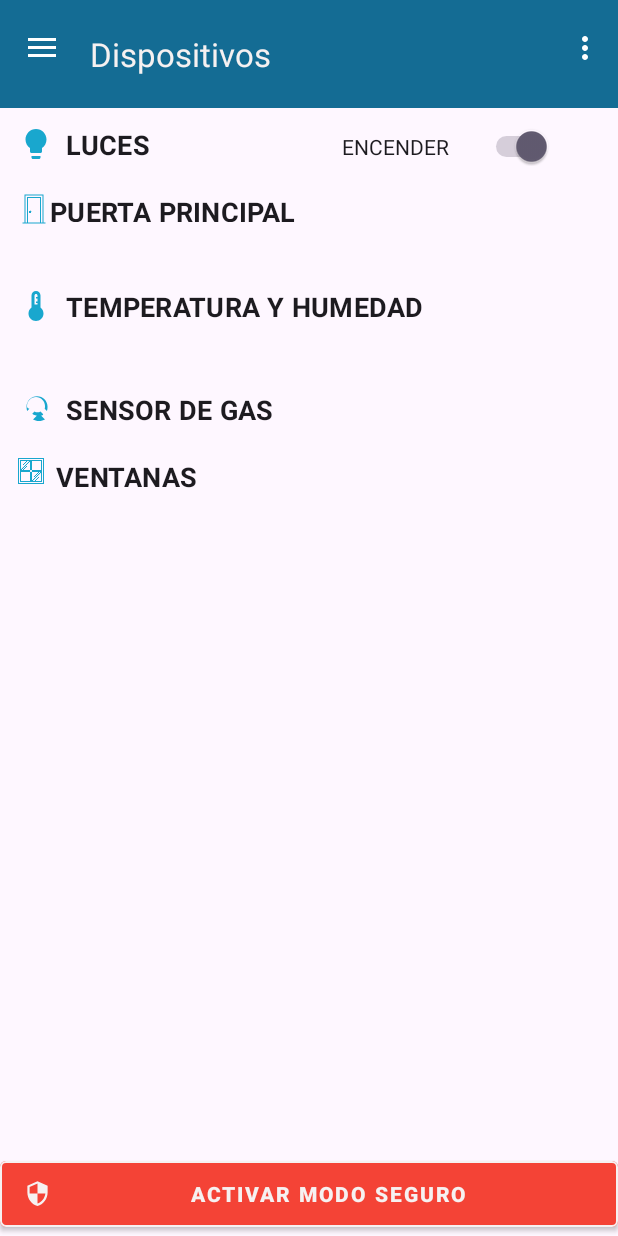
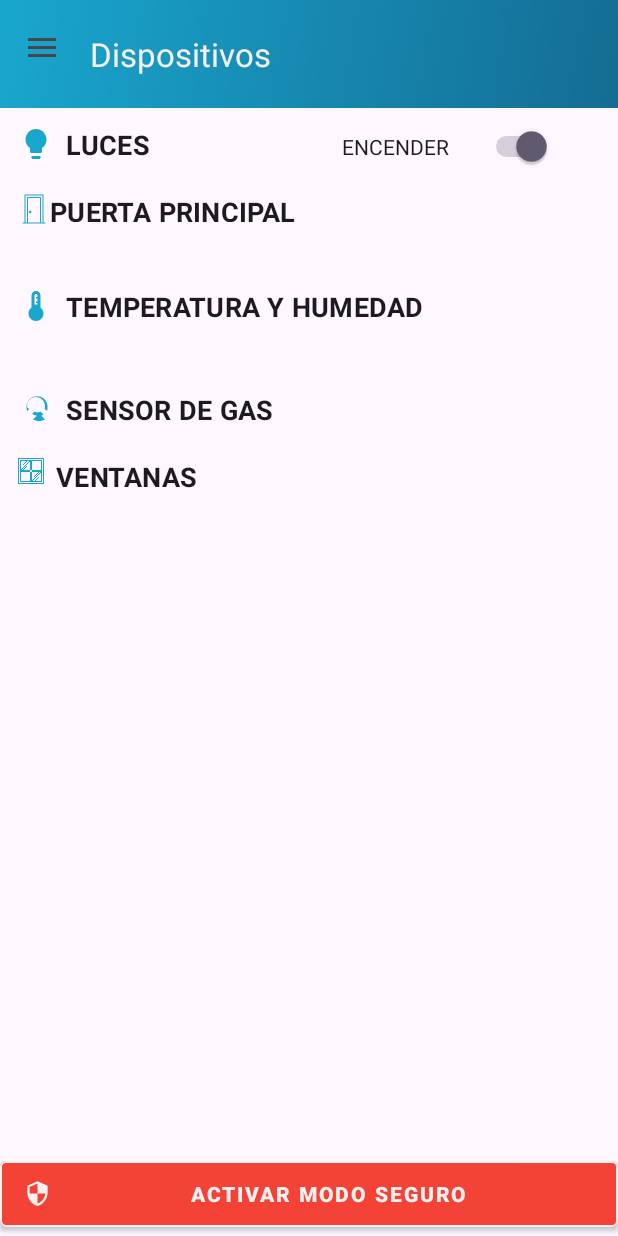
Before and after one commit to RaquelVentura/SmartHouse, an Android app: the MenuActivity screen opened directly, with no data from a screen before it, in the side drawer, after a tap on "Dispositivos", on a phone screen of 412 x 824 dp. Run offline under Robolectric (Android 15) with nearby library versions, the phone set to English and light mode, and no system bars; our stand-ins replace Firebase (no records; nobody signed in at launch, a user with empty details on screens opened directly), navigation-ui; pictures from the network do not load.

```diff
--- a/app/src/main/res/layout/app_bar_menu.xml
+++ b/app/src/main/res/layout/app_bar_menu.xml
@@ -10,14 +10,12 @@
     <com.google.android.material.appbar.AppBarLayout
         android:layout_width="match_parent"
         android:layout_height="wrap_content"
-        android:background="@color/azul_profundo"
-        android:theme="@style/ThemeOverlay.MaterialComponents.Dark.ActionBar">
+        android:background="@drawable/nav_header_gradient">
 
         <androidx.appcompat.widget.Toolbar
             android:id="@+id/toolbar"
             android:layout_width="match_parent"
             android:layout_height="72dp"
-            android:background="@color/azul_profundo"
             android:minHeight="?attr/actionBarSize"
             app:titleTextColor="@color/blanco_hielo"
             app:subtitleTextColor="@color/celeste_nieve"
--- a/app/src/main/res/layout/item_luces.xml
+++ b/app/src/main/res/layout/item_luces.xml
@@ -82,7 +82,7 @@
                 android:layout_height="40dp"
                 android:background="?attr/selectableItemBackgroundBorderless"
                 android:padding="8dp"
-                app:srcCompat="@drawable/icon_reloj"
+                app:srcCompat="@drawable/ic_clock"
                 android:contentDescription="Programar"/>
         </LinearLayout>
     </LinearLayout>
--- a/app/src/main/res/menu/menu.xml
+++ b/app/src/main/res/menu/menu.xml
@@ -1,9 +1,4 @@
 <?xml version="1.0" encoding="utf-8"?>
 <menu xmlns:android="http://schemas.android.com/apk/res/android"
     xmlns:app="http://schemas.android.com/apk/res-auto">
-    <item
-        android:id="@+id/action_settings"
-        android:orderInCategory="100"
-        android:title="@string/action_settings"
-        app:showAsAction="never" />
 </menu>
--- a/app/src/main/res/values/style.xml
+++ b/app/src/main/res/values/style.xml
@@ -11,11 +11,12 @@
     </style>
 
     <style name="CustomToolbar" parent="Widget.MaterialComponents.Toolbar">
-        <item name="android:background">@color/azul_profundo</item>
+        <item name="android:background">@drawable/nav_header_gradient</item>
         <item name="android:minHeight">72dp</item>
         <item name="titleTextColor">@color/blanco_hielo</item>
         <item name="subtitleTextColor">@color/celeste_nieve</item>
     </style>
+
     <style name="NavigationViewStyle" parent="Widget.MaterialComponents.NavigationView">
         <item name="android:textColorSecondary">@color/blanco_hielo</item>
         <item name="colorControlNormal">@color/celeste_nieve</item>
@@ -47,6 +48,7 @@
         <item name="android:textSize">14sp</item>
         <item name="android:textColor">?attr/colorOnSurfaceVariant</item>
     </style>
+
     <style name="ThemeButton" parent="Widget.AppCompat.Button.Borderless">
         <item name="android:background">@drawable/bg_theme_selector</item>
         <item name="android:textColor">#333333</item>
```
Also changed, not shown: app/src/main/res/layout/item_dht11.xml (+5 -3 lines).
